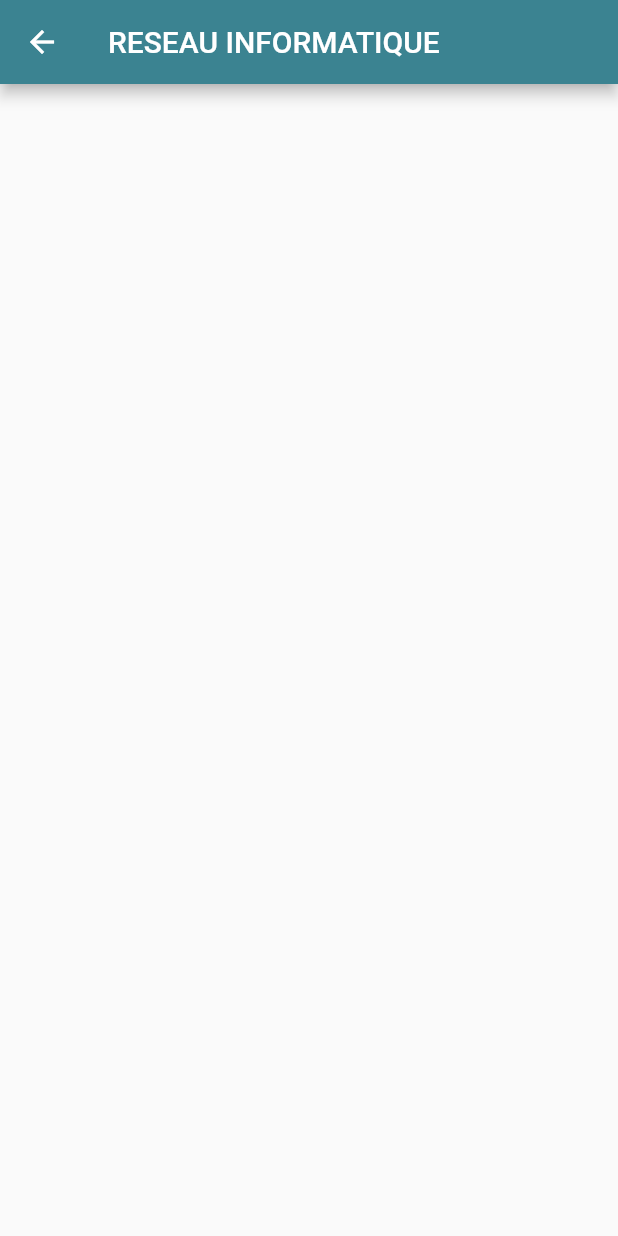
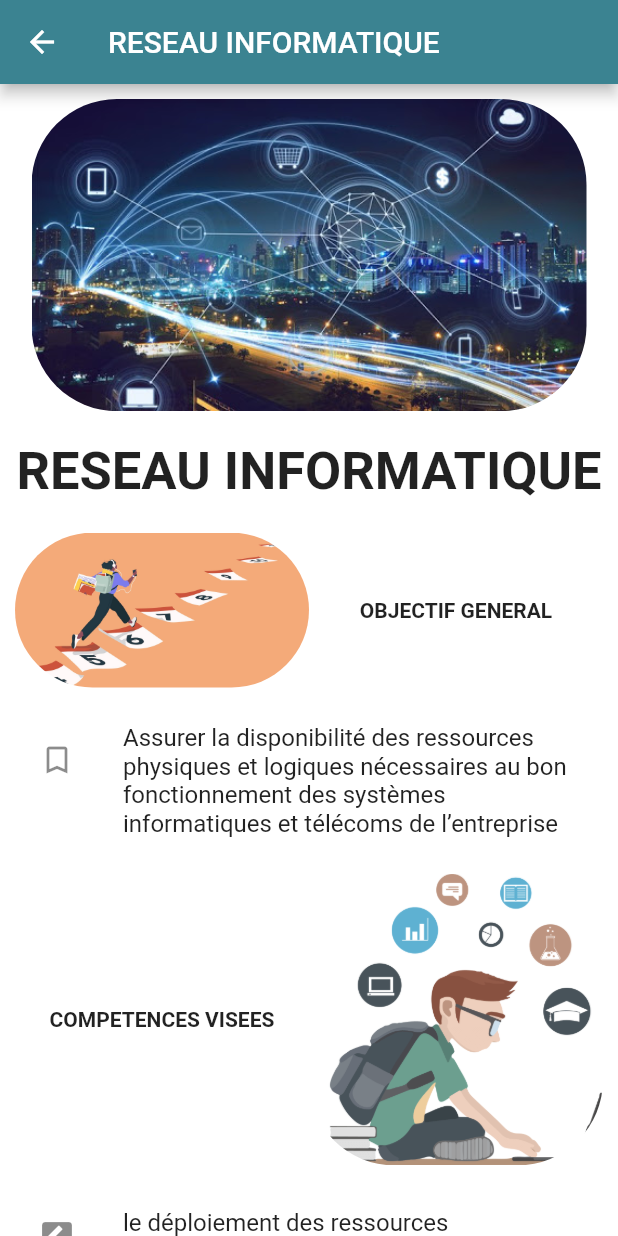
Before and after one commit to EdgarEmmanuel/FlUTTER_SPRING_BOOT, a Flutter app: the Reseau screen opened directly, on a phone screen of 412 x 824 dp. Run offline on Flutter 3.47's test engine with Material 2 defaults, Android fonts, the phone set to English and light mode, and no system bars; our stand-ins replace data_connection_checker, dio; missing offline and left inert: flutter_youtube.

Commit message:
finish page reseau informatique

```diff
--- a/frontfluttertattagine/lib/pages/numerique/Reseau.dart
+++ b/frontfluttertattagine/lib/pages/numerique/Reseau.dart
@@ -7,11 +7,163 @@ class Reseau extends StatelessWidget{
   @override
   Widget build(BuildContext context) {
     return Scaffold(
+      backgroundColor: Colors.white,
       appBar: AppBar(
         title: Text(
           "RESEAU INFORMATIQUE",
         ),
       ),
+      body: SingleChildScrollView(
+        child: Column(
+          children: <Widget>[
+            Column(
+              children: <Widget>[
+                Padding(
+                  padding: EdgeInsets.all(10.0),
+                  child:ClipRRect(
+                    borderRadius: BorderRadius.circular(57.0),
+                    child: Image.asset(
+                      "images/network.jpg",
+                      width: 370.0,
+                    ),
+                  ),
+                ),
+                Padding(
+                  padding: EdgeInsets.all(10.0),
+                  child: Text(
+                    "RESEAU INFORMATIQUE",
+                    textAlign: TextAlign.center,
+                    style: TextStyle(
+                        fontWeight: FontWeight.bold,
+                        fontSize: 35.0
+                    ),
+                  ),
+                ),
+                Padding(
+                    padding: EdgeInsets.all(10.0),
+                    child: Row(
+                      children: <Widget>[
+                        Expanded(
+                          child: ClipRRect(
+                            borderRadius: BorderRadius.circular(57.0),
+                            child: Image.asset(
+                              "images/goal2.jpg",
+                              width: 10.0,
+                            ),
+                          ),
+                        ),
+                        Expanded(
+                          child: Text(
+                            "OBJECTIF GENERAL",
+                            style: TextStyle(
+                                fontWeight: FontWeight.bold
+                            ),
+                            textAlign: TextAlign.center,
+                          ),
+                        )
+                      ],
+                    )
+                ),
+                Padding(
+                  padding: EdgeInsets.all(10.0),
+                  child: Column(
+                    children: [
+                      ListTile(
+                        leading: Icon(Icons.bookmark_border),
+                        title: Text(
+                            "Assurer la disponibilité des ressources physiques et logiques nécessaires au bon fonctionnement "
+                                "des systèmes informatiques et télécoms de l’entreprise"
+                        ),
+                      ),
+                    ],
+                  ),
+                ),
+                Padding(
+                    padding: EdgeInsets.all(10.0),
+                    child: Row(
+                      children: <Widget>[
+                        Expanded(
+                          child: Text(
+                            "COMPETENCES VISEES",
+                            style: TextStyle(
+                                fontWeight: FontWeight.bold
+                            ),
+                            textAlign: TextAlign.center,
+                          ),
+                        ),
+                        Expanded(
+                          child: ClipRRect(
+                            borderRadius: BorderRadius.circular(57.0),
+                            child: Image.asset(
+                              "images/compt2.png",
+                              width: 10.0,
+                            ),
+                          ),
+                        ),
+                      ],
+                    )
+                ),
+                Padding(
+                  padding: EdgeInsets.all(10.0),
+                  child: Column(
+                    children: [
+                      ListTile(
+                        leading: Icon(Icons.rate_review),
+                        title: Text(
+                            "le déploiement des ressources informatiques"
+                        ),
+                      ),
+                      ListTile(
+                        leading: Icon(Icons.rate_review),
+                        title: Text(
+                            "l’installation et l’intégration de nouveaux matériels "
+                                "(Poste de travail, équipement réseau, périphériques…)"
+                        ),
+                      ),
+                      ListTile(
+                        leading: Icon(Icons.rate_review),
+                        title: Text(
+                            "les opérations de maintenance"
+                        ),
+                      ),
+                      ListTile(
+                        leading: Icon(Icons.rate_review),
+                        title: Text(
+                            "application des normes de qualité et les règles de sécurité informatique et télécoms"
+                        ),
+                      ),
+                      ListTile(
+                        leading: Icon(Icons.rate_review),
+                        title: Text(
+                            "Câbler un réseau"
+                        ),
+                      ),
+                      ListTile(
+                        leading: Icon(Icons.rate_review),
+                        title: Text(
+                            "Installer et configurer un point d’accès"
+                        ),
+                      ),
+                      ListTile(
+                        leading: Icon(Icons.rate_review),
+                        title: Text(
+                            "choix technique et l’acquisition des équipements informatiques"
+                        ),
+                      ),
+                      ListTile(
+                        leading: Icon(Icons.rate_review),
+                        title: Text(
+                            "assurer le bon fonctionnement du réseau informatique"
+                        ),
+                      ),
+                    ],
+                  ),
+                ),
+              ],
+            ),
+          ],
+        ),
+      ),
     );
   }
 }
--- a/frontfluttertattagine/pubspec.yaml
+++ b/frontfluttertattagine/pubspec.yaml
@@ -77,6 +77,9 @@ flutter:
     - images/communication.png
     - images/marketing.jpg
     - images/compt2.png
+    - images/network.jpg
+    - images/goal2.jpg
+    - images/comp3.jpg
   #   - images/a_dot_ham.jpeg
 
   # An image asset can refer to one or more resolution-specific "variants", see
```
Also changed, not shown: frontfluttertattagine/images/comp3.jpg (added), frontfluttertattagine/images/goal2.jpg (added), frontfluttertattagine/images/network.jpg (added).
